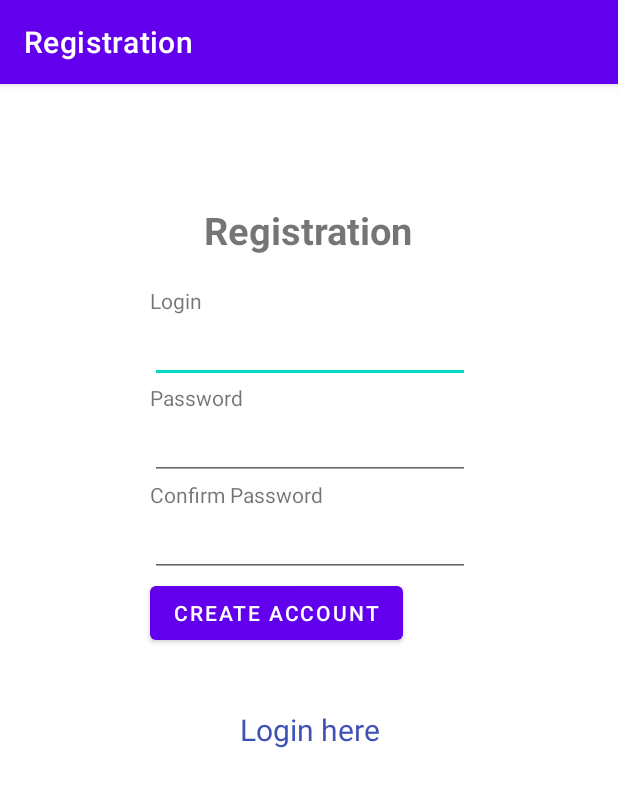
After one commit to awatroba/cards_storage, an Android app: the RegistrationActivity screen opened directly, with no data from a screen before it, on a phone screen of 412 x 824 dp. The commit adds this screen. Shown: the top 787 px of the screen. Run offline under Robolectric (Android 15) with nearby library versions, the phone set to English and light mode, and no system bars.

Commit message:
create registration and log in with room

```diff
--- a/app/src/main/AndroidManifest.xml
+++ b/app/src/main/AndroidManifest.xml
@@ -9,13 +9,17 @@
         android:roundIcon="@mipmap/ic_launcher_round"
         android:supportsRtl="true"
         android:theme="@style/Theme.Storage">
-        <activity android:name=".MainActivity">
+        <activity android:name=".activities.DashboardActivity"></activity>
+        <activity android:name=".activities.MainActivity">
             <intent-filter>
                 <action android:name="android.intent.action.MAIN" />
 
                 <category android:name="android.intent.category.LAUNCHER" />
             </intent-filter>
         </activity>
+        <activity
+            android:name=".activities.RegistrationActivity"
+            android:label="Registration"></activity>
     </application>
 
 </manifest>
--- /dev/null
+++ b/app/src/main/java/com/cardsStorage/activities/RegistrationActivity.java
@@ -0,0 +1,145 @@
+package com.cardsStorage.activities;
+
+import android.content.Intent;
+import android.os.AsyncTask;
+import android.os.Bundle;
+import android.text.method.LinkMovementMethod;
+import android.view.View;
+import android.widget.EditText;
+import android.widget.TextView;
+import android.widget.Toast;
+
+import androidx.appcompat.app.AppCompatActivity;
+
+import com.cardsStorage.R;
+import com.cardsStorage.database.DatabaseClient;
+import com.cardsStorage.model.User;
+
+import java.util.regex.Matcher;
+import java.util.regex.Pattern;
+
+public class RegistrationActivity extends AppCompatActivity {
+    private final int CHARACTERS_IN_PASS = 7;
+    private final  String PASS_INC_REG_ERROR = "Passwords should contain" +
+            " digit, special char,upper case and more than "+CHARACTERS_IN_PASS+" characters! ";
+    private final static String PASS_ERROR = "Please enter password";
+    private final static String PASS_INC_ERROR = "Passwords must be the same!Please enter correct password";
+    private final static String LOGIN_INC_REG_ERROR_ERROR = "Login should contain only digit, upper case";
+    private final static String LOGIN_ERROR = "Please enter login";
+    private final static String LOGIN_UNAVAILABLE_ERROR = "Login unavailable, please choose another one";
+    private final static String PASSWORD_PATTERN = "^(?=.*[0-9])(?=.*[a-z])(?=.*[A-Z])(?=.*[@#$%^?!&+=])(?=\\S+$).{4,}$";
+    private final static String LOGIN_PATTERN = "^(?=.*[0-9])(?=.*[a-z])(?=.*[A-Z])(?=\\S+$).{4,}$";
+
+    EditText loginEditText;
+    EditText passEditText;
+    EditText confPasEditText;
+
+    @Override
+    protected void onCreate(Bundle savedInstanceState) {
+        super.onCreate(savedInstanceState);
+        setContentView(R.layout.registration);
+
+        loginEditText = findViewById(R.id.login);
+        passEditText =  findViewById(R.id.password);
+        confPasEditText = findViewById(R.id.confirmPassword);
+
+        TextView loginLink = (TextView)findViewById(R.id.lnkLogin);
+        loginLink.setMovementMethod(LinkMovementMethod.getInstance());
+        loginLink.setOnClickListener(new View.OnClickListener() {
+            @Override
+            public void onClick(View v) {
+                Intent intent = new Intent(getApplicationContext(), MainActivity.class);
+                startActivity(intent);
+            }
+        });
+    }
+    public void registration(View view)
+    {
+        switch (view.getId()) {
+            case R.id.createAccount:
+                saveAccount();
+                break;
+        }
+    }
+    private void addUser(String login, String pass){
+        class SaveUser extends AsyncTask<Void, Void, Boolean> {
+            @Override
+            protected Boolean doInBackground(Void... params) {
+                if (DatabaseClient.getInstance(getApplicationContext()).
+                        getAppDatabase().userDao().findByLogin(login) != null) {
+                    return false;
+                }else{
+                    User user= new User(login,pass);
+                    //adding to database
+                    DatabaseClient.getInstance(getApplicationContext()).getAppDatabase()
+                            .userDao()
+                            .insert(user);
+                }
+                return true;
+            }
+
+            @Override
+            protected void onPostExecute(Boolean result) {
+                if (result){
+                    //close RegistrationActivity
+                    finish();
+
+                    startActivity(new Intent(getApplicationContext(), MainActivity.class));
+                    Toast.makeText(getApplicationContext(), "Saved", Toast.LENGTH_LONG).show();
+                }else {
+                    loginEditText.setError(LOGIN_UNAVAILABLE_ERROR);
+                    loginEditText.requestFocus();
+                }
+            }
+        }
+        SaveUser saveUser = new SaveUser();
+        saveUser.execute();
+    }
+    private void saveAccount() {
+        final String login = loginEditText.getText().toString().trim();
+        final String pass = passEditText.getText().toString();
+        final String confPass = confPasEditText.getText().toString();
+        if(validateUserData( login,pass, confPass)){
+            addUser( login,  pass);
+        }
+    }
+
+    private boolean isValidPassword(final String password) {
+        Pattern pattern = Pattern.compile(PASSWORD_PATTERN);
+        Matcher matcher = pattern.matcher(password);
+        return matcher.matches();
+    }
+    private boolean isValidLogin(final String login) {
+        Pattern pattern = Pattern.compile(LOGIN_PATTERN);
+        Matcher matcher = pattern.matcher(login);
+        return matcher.matches();
+    }
+    private boolean validateUserData(String login, String pass,String confPass){
+        if(pass.isEmpty()){
+            passEditText.setError(PASS_ERROR);
+            passEditText.requestFocus();
+            return false; }
+        if(confPass.isEmpty()){
+            confPasEditText.setError(PASS_ERROR);
+            confPasEditText.requestFocus();
+            return false; }
+        if(login.isEmpty()){
+            loginEditText.setError(LOGIN_ERROR);
+            loginEditText.requestFocus();
+            return false; }
+
+        if(!isValidLogin(login)){
+            loginEditText.setError(LOGIN_INC_REG_ERROR_ERROR);
+            loginEditText.requestFocus();
+            return false; }
+        if(!pass.equals(confPass)){
+            confPasEditText.setError(PASS_INC_ERROR);
+            confPasEditText.requestFocus();
+            return false; }
+        if(!isValidPassword(pass)){
+            passEditText.setError(PASS_INC_REG_ERROR);
+            passEditText.requestFocus();
+            return false; }
+        return true;
+    }
+}
--- a/app/src/main/res/layout/activity_main.xml
+++ b/app/src/main/res/layout/activity_main.xml
@@ -4,7 +4,7 @@
     xmlns:tools="http://schemas.android.com/tools"
     android:layout_width="match_parent"
     android:layout_height="match_parent"
-    tools:context=".MainActivity">
+    tools:context=".activities.MainActivity">
 
     <TextView
         android:layout_width="wrap_content"
--- /dev/null
+++ b/app/src/main/res/layout/registration.xml
@@ -0,0 +1,70 @@
+<?xml version="1.0" encoding="utf-8"?>
+<LinearLayout xmlns:android="http://schemas.android.com/apk/res/android"
+    android:orientation="vertical" android:layout_width="match_parent"
+    android:layout_height="match_parent">
+    <TextView
+        android:id="@+id/registrationTxt"
+        android:layout_width="wrap_content"
+        android:layout_height="wrap_content"
+        android:layout_marginTop="80dp"
+        android:text="Registration"
+        android:textSize="25dp"
+        android:textStyle="bold"
+        android:layout_gravity="center"/>
+    <TextView
+        android:id="@+id/loginTxt"
+        android:layout_width="wrap_content"
+        android:layout_height="wrap_content"
+        android:layout_marginLeft="100dp"
+        android:layout_marginTop="20dp"
+        android:text="Login"/>
+    <EditText
+        android:id="@+id/login"
+        android:layout_width="wrap_content"
+        android:layout_height="wrap_content"
+        android:layout_marginLeft="100dp"
+        android:ems="10"/>
+    <TextView
+        android:id="@+id/passwordTxt"
+        android:layout_width="wrap_content"
+        android:layout_height="wrap_content"
+        android:text="Password"
+        android:layout_marginLeft="100dp" />
+    <EditText
+        android:id="@+id/password"
+        android:layout_width="wrap_content"
+        android:layout_height="wrap_content"
+        android:layout_marginLeft="100dp"
+        android:inputType="textPassword"
+        android:ems="10" />
+    <TextView
+        android:id="@+id/confirmPasswordTxt"
+        android:layout_width="wrap_content"
+        android:layout_height="wrap_content"
+        android:text="Confirm Password"
+        android:layout_marginLeft="100dp" />
+    <EditText
+        android:id="@+id/confirmPassword"
+        android:layout_width="wrap_content"
+        android:layout_height="wrap_content"
+        android:layout_marginLeft="100dp"
+        android:inputType="textPassword"
+        android:ems="10" />
+    <Button
+        android:id="@+id/createAccount"
+        android:layout_width="wrap_content"
+        android:layout_height="wrap_content"
+        android:layout_marginLeft="100dp"
+        android:text="Create account"
+        android:onClick="registration"/>
+
+    <TextView android:id="@+id/lnkLogin"
+        android:layout_width="match_parent"
+        android:layout_height="wrap_content"
+        android:layout_marginTop="40dp"
+        android:text="Login here"
+        android:gravity="center"
+        android:textSize="20dp"
+        android:textColor="#3F51B5"
+        android:onClick="test"/>
+</LinearLayout>
--- a/gradle.properties
+++ b/gradle.properties
@@ -15,3 +15,5 @@ org.gradle.jvmargs=-Xmx2048m -Dfile.encoding=UTF-8
 # Android operating system, and which are packaged with your app"s APK
 # https://developer.android.com/topic/libraries/support-library/androidx-rn
 android.useAndroidX=true
+# Automatically convert third-party libraries to use AndroidX
+android.enableJetifier=true
```
Also changed, not shown: app/build.gradle (+15 -3 lines), app/src/main/java/com/cardsStorage/activities/DashboardActivity.java (renamed from app/src/main/java/com/cardsStorage/MainActivity.java, +5 -3 lines), app/src/main/java/com/cardsStorage/activities/MainActivity.java (added, +67 -0 lines), app/src/main/java/com/cardsStorage/database/AppDatabase.java (added, +13 -0 lines), app/src/main/java/com/cardsStorage/database/DatabaseClient.java (added, +28 -0 lines), app/src/main/java/com/cardsStorage/database/UserDao.java (added, +33 -0 lines), app/src/main/java/com/cardsStorage/model/User.java (added, +44 -0 lines), app/src/main/res/layout/dashboard.xml (added, +9 -0 lines), app/src/main/res/layout/login.xml (added, +55 -0 lines), build.gradle (+3 -4 lines).
